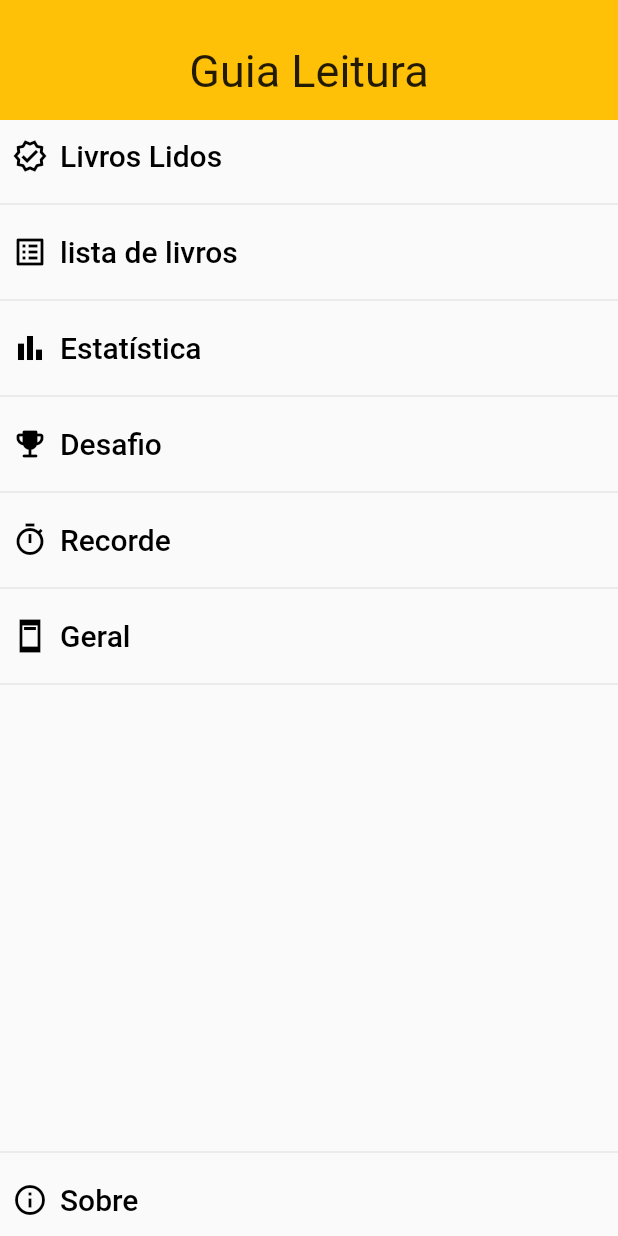
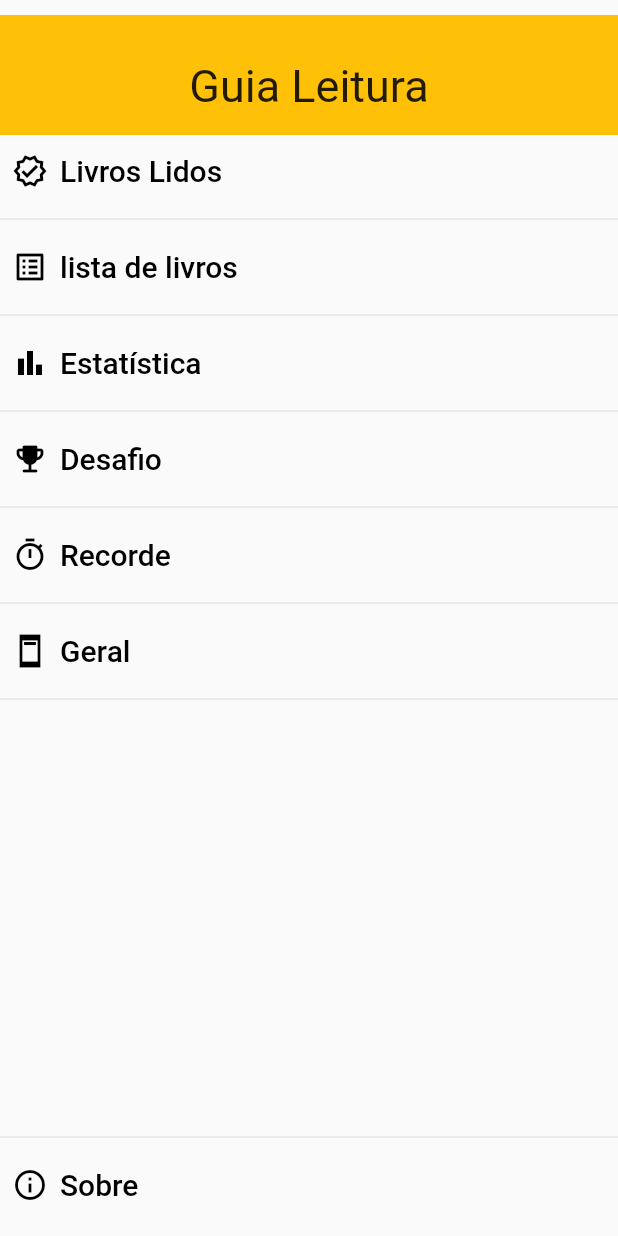
Before and after one commit to joaomarcosmmc/guialeitura, a Flutter app: the MenuLateral widget shown alone on an empty page, opened directly, on a phone screen of 412 x 824 dp. Run offline on Flutter 3.47's test engine with Material 2 defaults, Android fonts, the phone set to English and light mode, and no system bars; Roboto replaces fonts that are missing (HedvigLetter); statements that could not run were skipped.

```diff
--- a/lib/components/menu_lateral.dart
+++ b/lib/components/menu_lateral.dart
@@ -6,7 +6,8 @@ class MenuLateral extends StatelessWidget {
 
   @override
   Widget build(BuildContext context) {
-    return SizedBox(
+    return Padding(
+      padding: const EdgeInsets.symmetric(vertical: 10),
       child: Column(
        crossAxisAlignment: CrossAxisAlignment.start,
         children: [
@@ -26,6 +27,7 @@ class MenuLateral extends StatelessWidget {
               ),
             ),
           ),
+          const SizedBox(width: 20,),
           TextButton.icon(
 
               onPressed: () {},
```
Also changed, not shown: lib/dados/bd_livros.dart (+6 -2 lines).
